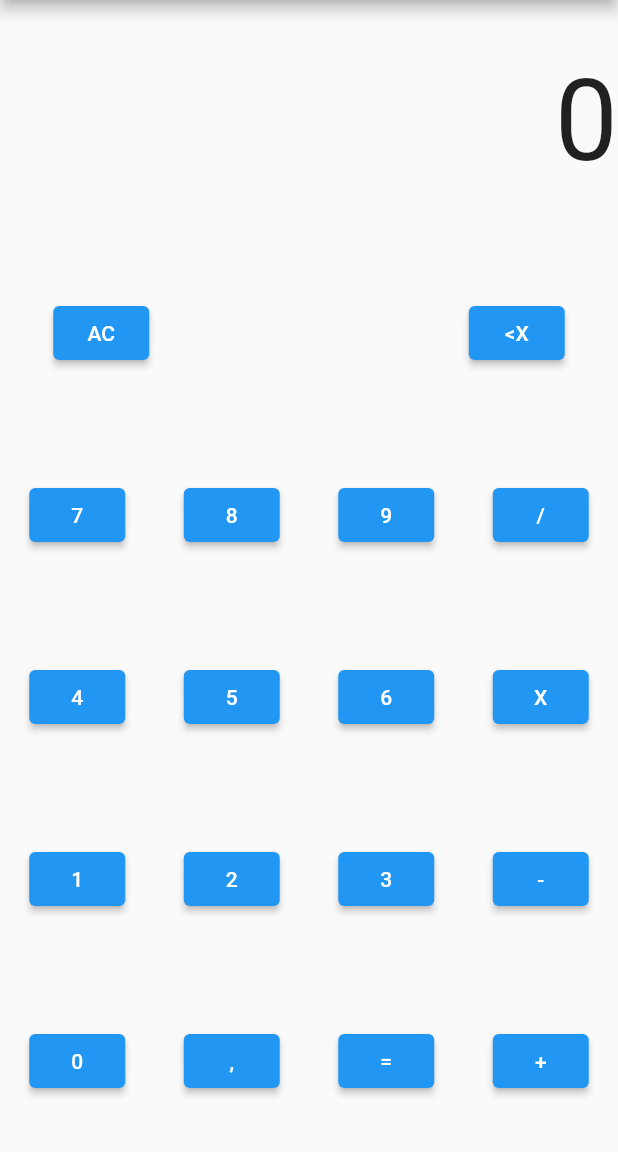
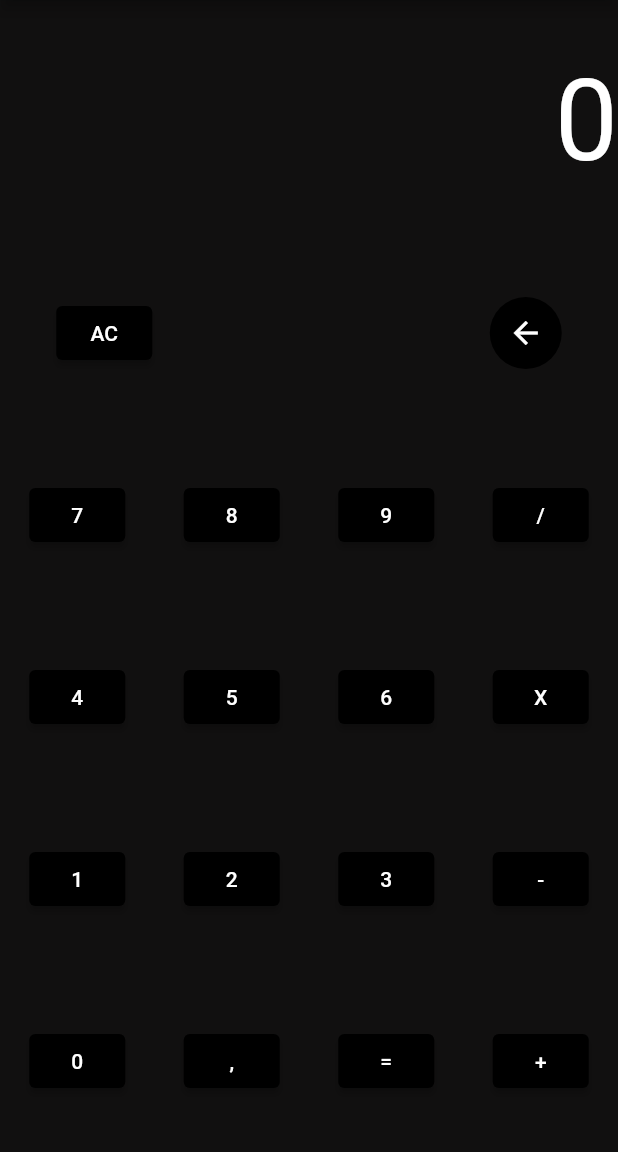
Before and after one commit to caea100/Calculadora-simples, a Flutter app: the screen it shows after launch, on a phone screen of 412 x 824 dp, the part 84-1236 px from its top. Run offline on Flutter 3.47's test engine with Material 2 defaults, Android fonts, the phone set to English and light mode, and no system bars.

```diff
--- a/lib/main.dart
+++ b/lib/main.dart
@@ -73,6 +73,7 @@ class _MyAppState extends State<MyApp> {
   Widget build(BuildContext context) {
     return MaterialApp(
       home: Scaffold(
+        backgroundColor: Color.fromARGB(255, 17, 16, 16),
         appBar: AppBar(
           backgroundColor: Colors.red,
           title: const Center(
@@ -87,53 +88,61 @@ class _MyAppState extends State<MyApp> {
               children: [
                 Text(
                   numero,
-                  style: const TextStyle(fontSize: 75),
+                  style: const TextStyle(fontSize: 75, color: Colors.white),
                 ),
               ],
             ),
             Row(
               mainAxisAlignment: MainAxisAlignment.spaceAround,
               children: [
-                buildButton('AC'),
+                botaoGenerico('AC'),
                 const SizedBox(),
                 const SizedBox(),
-                buildButton('<X'),
+                Container(
+                  decoration: BoxDecoration(
+                      color: Colors.black, shape: BoxShape.circle),
+                  child: IconButton(
+                    icon: Icon(Icons.arrow_back),
+                    onPressed: () => calcular('<X'),
+                    color: Colors.white,
+                  ),
+                ),
               ],
             ),
             Row(
               mainAxisAlignment: MainAxisAlignment.spaceAround,
               children: [
-                buildButton('7'),
-                buildButton('8'),
-                buildButton('9'),
-                buildButton('/'),
+                botaoGenerico('7'),
+                botaoGenerico('8'),
+                botaoGenerico('9'),
+                botaoGenerico('/'),
               ],
             ),
             Row(
               mainAxisAlignment: MainAxisAlignment.spaceAround,
               children: [
-                buildButton('4'),
-                buildButton('5'),
-                buildButton('6'),
-                buildButton('X'),
+                botaoGenerico('4'),
+                botaoGenerico('5'),
+                botaoGenerico('6'),
+                botaoGenerico('X'),
               ],
             ),
             Row(
               mainAxisAlignment: MainAxisAlignment.spaceAround,
               children: [
-                buildButton('1'),
-                buildButton('2'),
-                buildButton('3'),
-                buildButton('-'),
+                botaoGenerico('1'),
+                botaoGenerico('2'),
+                botaoGenerico('3'),
+                botaoGenerico('-'),
               ],
             ),
             Row(
               mainAxisAlignment: MainAxisAlignment.spaceAround,
               children: [
-                buildButton('0'),
-                buildButton(','),
-                buildButton('='),
-                buildButton('+'),
+                botaoGenerico('0'),
+                botaoGenerico(','),
+                botaoGenerico('='),
+                botaoGenerico('+'),
               ],
             ),
           ],
@@ -142,8 +151,12 @@ class _MyAppState extends State<MyApp> {
     );
   }
 
-  Widget buildButton(String tecla) {
+  Widget botaoGenerico(String tecla) {
     return ElevatedButton(
+      style: ButtonStyle(
+        backgroundColor: MaterialStateProperty.all(Colors.black),
+        foregroundColor: MaterialStateProperty.all(Colors.white),
+      ),
       key: ValueKey(tecla),
       onPressed: () => calcular(tecla),
       child: Text(tecla),
```
